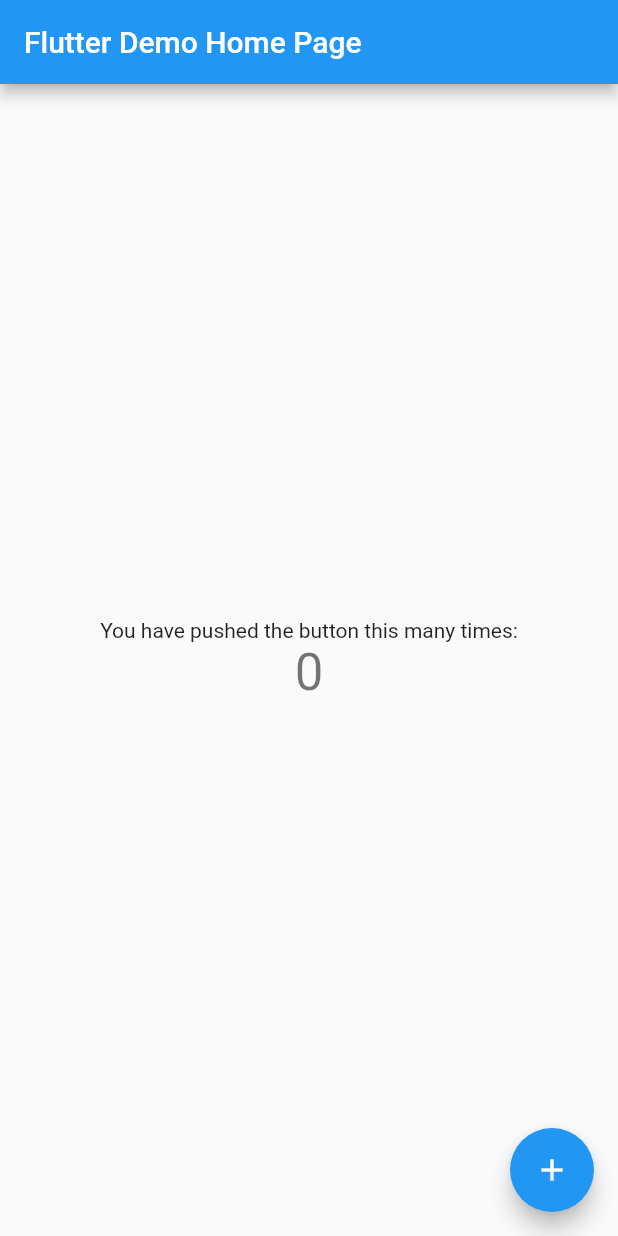
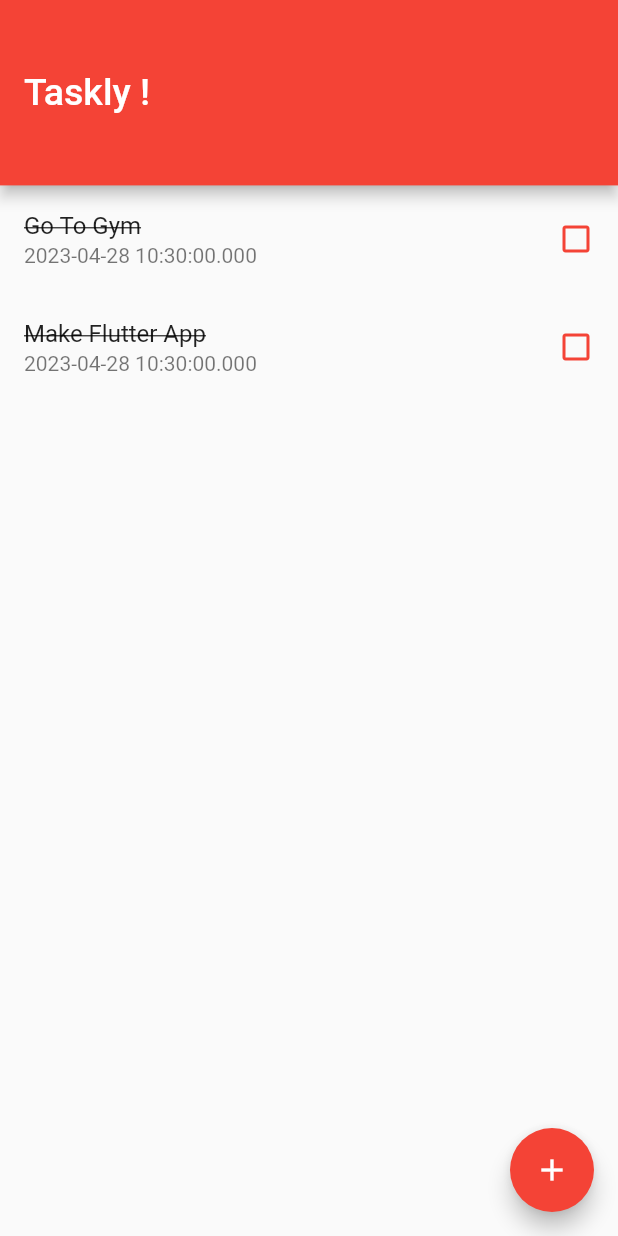
Before and after one commit to moman13/taskly, a Flutter app: the screen it shows after launch, on a phone screen of 412 x 824 dp. Run offline on Flutter 3.47's test engine with Material 2 defaults, Android fonts, the phone set to English and light mode, and no system bars.

```diff
--- a/lib/main.dart
+++ b/lib/main.dart
@@ -1,4 +1,5 @@
 import 'package:flutter/material.dart';
+import 'package:taskly/pages/home_page.dart';
 
 void main() {
   runApp(const MyApp());
@@ -11,20 +12,11 @@ class MyApp extends StatelessWidget {
   @override
   Widget build(BuildContext context) {
     return MaterialApp(
-      title: 'Flutter Demo',
+      title: 'Taskly',
       theme: ThemeData(
-        // This is the theme of your application.
-        //
-        // Try running your application with "flutter run". You'll see the
-        // application has a blue toolbar. Then, without quitting the app, try
-        // changing the primarySwatch below to Colors.green and then invoke
-        // "hot reload" (press "r" in the console where you ran "flutter run",
-        // or simply save your changes to "hot reload" in a Flutter IDE).
-        // Notice that the counter didn't reset back to zero; the application
-        // is not restarted.
-        primarySwatch: Colors.blue,
+        primarySwatch: Colors.red,
       ),
-      home: const MyHomePage(title: 'Flutter Demo Home Page'),
+      home: HomePage(),
     );
   }
 }
--- /dev/null
+++ b/lib/pages/home_page.dart
@@ -0,0 +1,66 @@
+import 'package:flutter/material.dart';
+
+class HomePage extends StatefulWidget {
+  HomePage();
+  @override
+  State<StatefulWidget> createState() {
+    return _HomePageState();
+  }
+}
+
+class _HomePageState extends State<HomePage> {
+  late double _deviceHeight, _deviceWidth;
+  _HomePageState();
+  @override
+  Widget build(BuildContext context) {
+    _deviceHeight = MediaQuery.of(context).size.height;
+    _deviceWidth = MediaQuery.of(context).size.width;
+    return Scaffold(
+      appBar: AppBar(
+        toolbarHeight: _deviceHeight * 0.15,
+        title: const Text(
+          "Taskly !",
+          textAlign: TextAlign.right,
+          style: TextStyle(
+            fontSize: 25,
+          ),
+        ),
+      ),
+      body: _tasksList(),
+      floatingActionButton: _addTaskButton(),
+    );
+  }
+
+  Widget _tasksList() {
+    return ListView(
+      children: [
+        ListTile(
+          title: const Text(
+            "Go To Gym",
+            style: TextStyle(decoration: TextDecoration.lineThrough),
+          ),
+          subtitle: Text(DateTime.now().toString()),
+          trailing: const Icon(
+            Icons.check_box_outline_blank,
+            color: Colors.red,
+          ),
+        ),
+        ListTile(
+          title: const Text(
+            "Make Flutter App",
+            style: TextStyle(decoration: TextDecoration.lineThrough),
+          ),
+          subtitle: Text(DateTime.now().toString()),
+          trailing: const Icon(
+            Icons.check_box_outline_blank,
+            color: Colors.red,
+          ),
+        ),
+      ],
+    );
+  }
+
+  Widget _addTaskButton() {
+    return FloatingActionButton(child: const Icon(Icons.add), onPressed: () {});
+  }
+}
--- a/pubspec.yaml
+++ b/pubspec.yaml
@@ -30,7 +30,8 @@ environment:
 dependencies:
   flutter:
     sdk: flutter
-
+  hive: ^2.2.3
+  hive_flutter: ^1.1.0
 
   # The following adds the Cupertino Icons font to your application.
   # Use with the CupertinoIcons class for iOS style icons.
@@ -46,6 +47,7 @@ dev_dependencies:
   # package. See that file for information about deactivating specific lint
   # rules and activating additional ones.
   flutter_lints: ^2.0.0
+
 
 # For information on the generic Dart part of this file, see the
 # following page: https://dart.dev/tools/pub/pubspec
```
Also changed, not shown: pubspec.lock, 10 other files.
